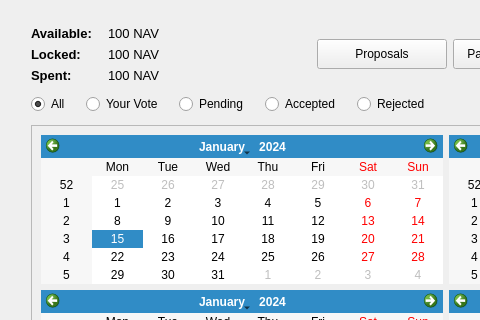
Before: the Qt Designer form src/qt/communityfundpage.ui in navcoin/navcoin-core, drawn with Qt 5; both pictures show x 0 to 480 and y 0 to 320 of the 906 by 690 pixel window.
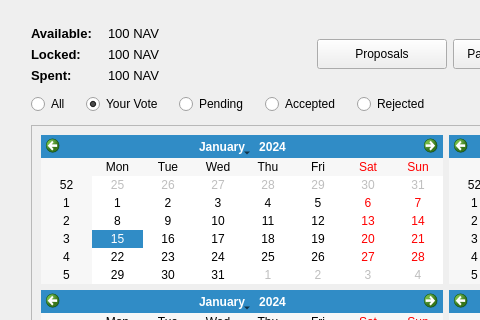
After: the same form once the commit is applied.

Commit message: Default selection of 'All' radioButton

Diff of the .ui file:
```diff
--- a/src/qt/communityfundpage.ui
+++ b/src/qt/communityfundpage.ui
@@ -350,6 +350,9 @@
              <height>25</height>
             </size>
            </property>
+           <property name="checked">
+            <bool>true</bool>
+           </property>
           </widget>
          </item>
          <item>
```
